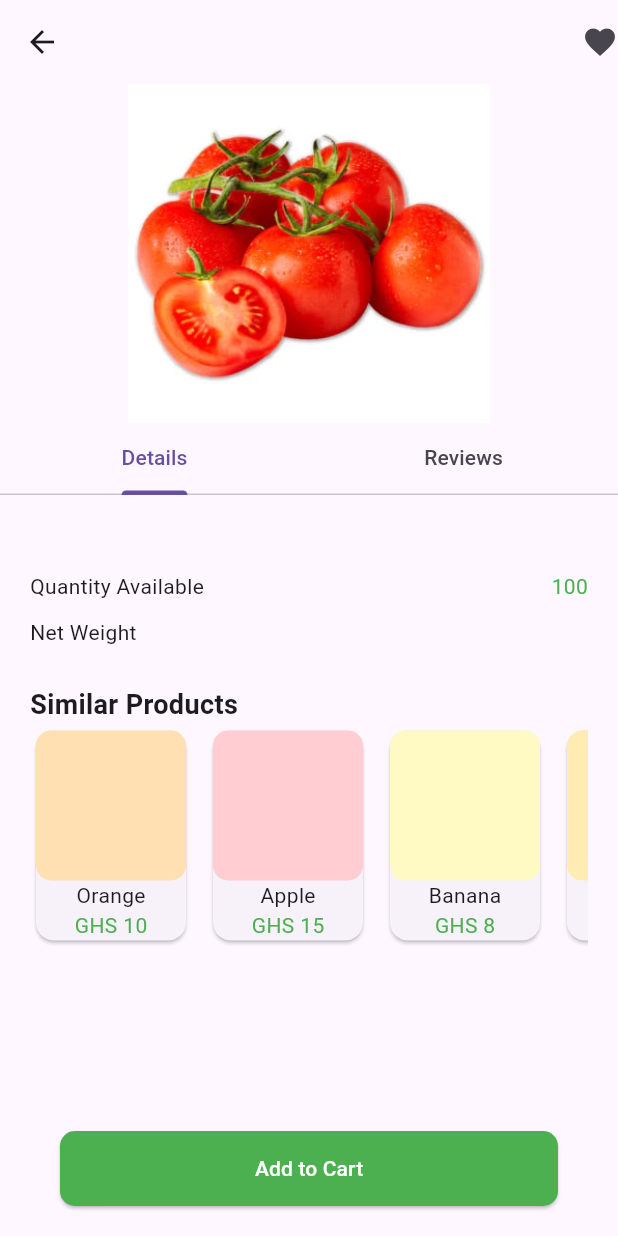
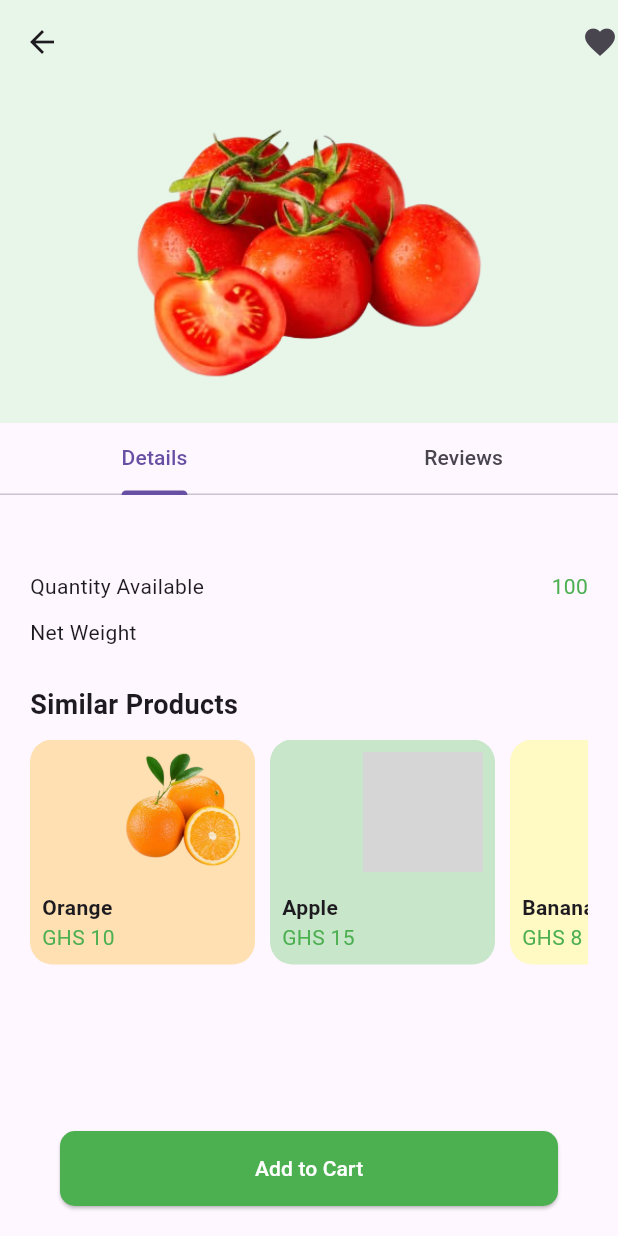
Before and after one commit to AbayomiCodes/Farm2Table, a Flutter app: the ProductDetails screen opened directly with empty values, on a phone screen of 412 x 824 dp. Run offline on Flutter 3.47's test engine with Material 3 defaults, Android fonts, the phone set to English and light mode, and no system bars; grey boxes are pictures that could not be loaded.

Commit message:
added similar products

```diff
--- a/lib/pages/screens/widgets/product_details.dart
+++ b/lib/pages/screens/widgets/product_details.dart
@@ -24,10 +24,30 @@ class _ProductDetailsState extends State<ProductDetails>
   late TabController _tabController;
 
   final List<Map<String, dynamic>> similarProducts = [
-    {'name': 'Orange', 'price': 'GHS 10', 'color': Colors.orange[100]},
-    {'name': 'Apple', 'price': 'GHS 15', 'color': Colors.red[100]},
-    {'name': 'Banana', 'price': 'GHS 8', 'color': Colors.yellow[100]},
-    {'name': 'Mango', 'price': 'GHS 20', 'color': Colors.amber[100]},
+    {
+      'name': 'Orange',
+      'price': 'GHS 10',
+      'color': Colors.orange[100],
+      'image': 'assets/images/orange.png',
+    },
+    {
+      'name': 'Apple',
+      'price': 'GHS 15',
+      'color': Colors.green[100],
+      'image': 'assets/images/apple.png',
+    },
+    {
+      'name': 'Banana',
+      'price': 'GHS 8',
+      'color': Colors.yellow[100],
+      'image': 'assets/images/banana.png',
+    },
+    {
+      'name': 'Mango',
+      'price': 'GHS 20',
+      'color': Colors.amber[100],
+      'image': 'assets/images/mango.png',
+    },
   ];
 
   @override
@@ -46,6 +66,7 @@ class _ProductDetailsState extends State<ProductDetails>
   Widget build(BuildContext context) {
     return Scaffold(
       appBar: AppBar(
+        backgroundColor: Colors.green[50],
         leading: IconButton(
           icon: Icon(Icons.arrow_back),
           onPressed: () {
@@ -57,7 +78,14 @@ class _ProductDetailsState extends State<ProductDetails>
 
       body: Column(
         children: [
-          Expanded(flex: 1, child: Image.asset('assets/images/tomatoes.jpg')),
+          Expanded(
+            flex: 1,
+            child: Container(
+              color: Colors.green[50],
+              width: double.infinity,
+              child: Image.asset('assets/images/tomatoes.png'),
+            ),
+          ),
 
           Expanded(
             flex: 2,
@@ -76,7 +104,8 @@ class _ProductDetailsState extends State<ProductDetails>
                   child: TabBarView(
                     controller: _tabController,
                     children: [
-                      Padding(
+                      SingleChildScrollView(
+                        child: Padding(
                           padding: EdgeInsets.all(20),
                           child: Column(
                             crossAxisAlignment: CrossAxisAlignment.start,
@@ -125,24 +154,26 @@ class _ProductDetailsState extends State<ProductDetails>
                                 ),
                               ),
 
+                              SizedBox(height: 10),
+
                               SingleChildScrollView(
                                 scrollDirection: Axis.horizontal,
                                 child: Row(
-                                children: similarProducts.map(
-                                  (product) {
+                                  children: similarProducts.map((product) {
                                     return Padding(
                                       padding: EdgeInsets.only(right: 10),
                                       child: ProductDetailsCard(
                                         name: product['name'],
                                         price: product['price'],
                                         color: product['color'],
+                                        image: product['image'],
                                       ),
                                     );
-                                  },
-                                ).toList(), // 👈 .toList() goes here, outside the Row children brackets
+                                  }).toList(),
                                 ),
                               ),
                             ],
+                          ),
                         ),
                       ),
 
--- a/lib/pages/screens/widgets/product_details_card.dart
+++ b/lib/pages/screens/widgets/product_details_card.dart
@@ -4,31 +4,47 @@ class ProductDetailsCard extends StatelessWidget {
   final String name;
   final String price;
   final Color color;
+  final String image;
 
   ProductDetailsCard({
     required this.name,
     required this.price,
     required this.color,
+    required this.image,
     super.key,
   });
 
   @override
   Widget build(BuildContext context) {
-    return Card(
-      child: Column(
+    return Stack(
       children: [
         Container(
-            height: 100,
-            width: 100,
+          height: 150,
+          width: 150,
           decoration: BoxDecoration(
             color: color,
-              borderRadius: BorderRadius.circular(10),
+            borderRadius: BorderRadius.circular(15),
           ),
         ),
-          Text(name),
+
+        Positioned(
+          top: 8,
+          right: 8,
+          child: Image.asset(image, height: 80, width: 80),
+        ),
+
+        Positioned(
+          bottom: 8,
+          left: 8,
+          child: Column(
+            crossAxisAlignment: CrossAxisAlignment.start,
+            children: [
+              Text(name, style: TextStyle(fontWeight: FontWeight.bold)),
               Text(price, style: TextStyle(color: Colors.green)),
             ],
           ),
+        ),
+      ],
     );
   }
 }
```
Also changed, not shown: assets/images/mango.png (added), assets/images/orange.jpg (deleted), assets/images/orange.png (added), assets/images/tomatoes.jpg (deleted), assets/images/tomatoes.png (added). Lines whose indentation alone changed are shown as unchanged.
